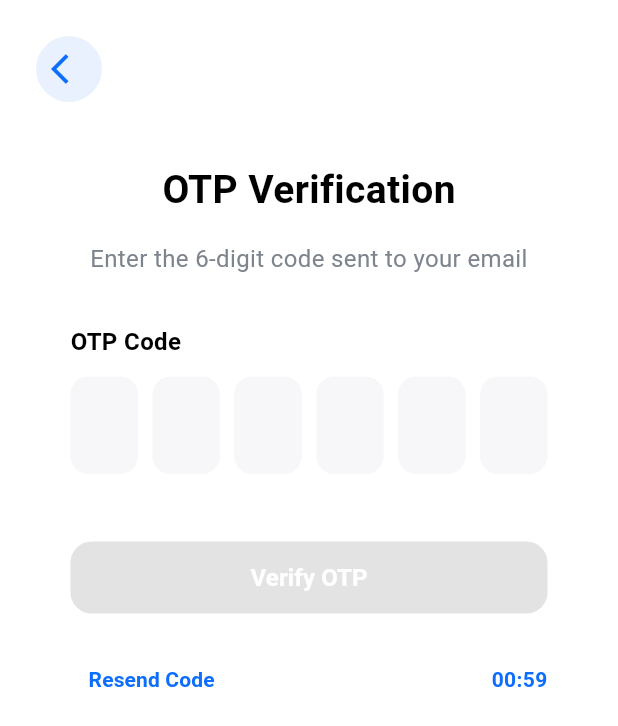
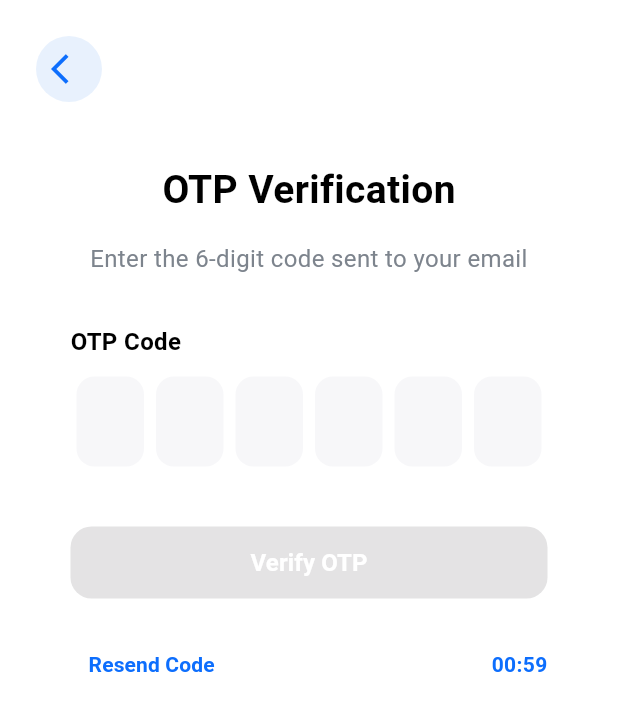
Before and after one commit to Dev-Ninjas-Backup/yousef1234321, a Flutter app: the SignupOtpScreen screen opened by its route, on a phone screen of 412 x 824 dp. Shown: the top 726 px of the screen. Run offline on Flutter 3.47's test engine with Material 3 defaults, Android fonts, the light colour scheme and no system bars; drawn by our look-alikes of pinput; our stand-ins replace file_picker, flutter_easyloading, flutter_screenutil, geolocator, get, google_fonts and 5 more; accounts and stored records are empty; network calls fail.

Commit message:
replace custom OTP input logic with pinput package across auth features

```diff
--- a/lib/features/auth/sign_up/signup_otp/controller/signup_otp_controller.dart
+++ b/lib/features/auth/sign_up/signup_otp/controller/signup_otp_controller.dart
@@ -7,14 +7,7 @@ import 'package:yousef1234321/core/endpoint/endpoint.dart';
 import 'package:yousef1234321/core/network/api_client.dart';
 
 class SignupOtpController extends GetxController {
-  final List<TextEditingController> otpControllers = List.generate(
-    6,
-    (index) => TextEditingController(),
-  );
-  final List<FocusNode> focusNodes = List.generate(
-    6,
-    (index) => FocusNode(),
-  );
+  final pinController = TextEditingController();
   final isOtpComplete = false.obs;
   final remainingSeconds = 60.obs;
   final isLoading = false.obs;
@@ -46,15 +39,14 @@ class SignupOtpController extends GetxController {
     });
   }
 
-  void onOtpChanged(int index, String value) {
-    String otp = otpControllers.map((e) => e.text).join();
-    isOtpComplete.value = otp.length == 6;
+  void onOtpChanged(String pin) {
+    isOtpComplete.value = pin.length == 6;
   }
 
   Future<void> verifyOtp() async {
     if (isLoading.value) return;
 
-    String otp = otpControllers.map((e) => e.text).join();
+    String otp = pinController.text.trim();
 
     isLoading.value = true;
     try {
@@ -126,12 +118,7 @@ class SignupOtpController extends GetxController {
   @override
   void onClose() {
     _timer?.cancel();
-    for (var controller in otpControllers) {
-      controller.dispose();
-    }
-    for (var node in focusNodes) {
-      node.dispose();
-    }
+    pinController.dispose();
     super.onClose();
   }
 }
--- a/lib/features/auth/sign_up/signup_otp/screen/otp_screen.dart
+++ b/lib/features/auth/sign_up/signup_otp/screen/otp_screen.dart
@@ -1,6 +1,6 @@
 import 'package:flutter/material.dart';
-import 'package:flutter/services.dart';
 import 'package:get/get.dart';
+import 'package:pinput/pinput.dart';
 import 'package:yousef1234321/core/common/constants/app_colors.dart';
 import 'package:yousef1234321/core/common/widgets/custom_button.dart';
 import 'package:yousef1234321/features/auth/sign_up/signup_otp/controller/signup_otp_controller.dart';
@@ -11,6 +11,26 @@ class SignupOtpScreen extends StatelessWidget {
   @override
   Widget build(BuildContext context) {
     final controller = Get.put(SignupOtpController());
+
+    final defaultPinTheme = PinTheme(
+      width: 45,
+      height: 60,
+      textStyle: const TextStyle(
+        fontSize: 22,
+        fontWeight: FontWeight.bold,
+        color: Colors.black,
+      ),
+      decoration: BoxDecoration(
+        color: const Color(0xFFF7F7F9),
+        borderRadius: BorderRadius.circular(12),
+      ),
+    );
+
+    final focusedPinTheme = defaultPinTheme.copyWith(
+      decoration: defaultPinTheme.decoration!.copyWith(
+        border: Border.all(color: AppColors.splashButtonColor, width: 2),
+      ),
+    );
 
     return Scaffold(
       backgroundColor: Colors.white,
@@ -23,14 +43,14 @@ class SignupOtpScreen extends StatelessWidget {
                 child: GestureDetector(
                   onTap: () => Get.back(),
                   child: Container(
-                    margin: EdgeInsets.only(left: 24, top: 24),
+                    margin: const EdgeInsets.only(left: 24, top: 24),
                     height: 44,
                     width: 44,
                     decoration: BoxDecoration(
-                      color: Color(0xFFE8F1FD),
+                      color: const Color(0xFFE8F1FD),
                       borderRadius: BorderRadius.circular(100),
                     ),
-                    child: Center(
+                    child: const Center(
                       child: Icon(
                         Icons.arrow_back_ios,
                         color: AppColors.splashButtonColor,
@@ -39,14 +59,13 @@ class SignupOtpScreen extends StatelessWidget {
                   ),
                 ),
               ),
-
               Padding(
-                padding: EdgeInsets.symmetric(horizontal: 47),
+                padding: const EdgeInsets.symmetric(horizontal: 47),
                 child: Column(
                   crossAxisAlignment: CrossAxisAlignment.start,
                   children: [
-                    SizedBox(height: 40),
-                    Center(
+                    const SizedBox(height: 40),
+                    const Center(
                       child: Text(
                         'OTP Verification',
                         style: TextStyle(
@@ -56,8 +75,8 @@ class SignupOtpScreen extends StatelessWidget {
                         ),
                       ),
                     ),
-                    SizedBox(height: 16),
-                    Center(
+                    const SizedBox(height: 16),
+                    const Center(
                       child: Text(
                         'Enter the 6-digit code sent to your email',
                         style: TextStyle(
@@ -68,9 +87,8 @@ class SignupOtpScreen extends StatelessWidget {
                         textAlign: TextAlign.center,
                       ),
                     ),
-                    SizedBox(height: 32),
-
-                    Text(
+                    const SizedBox(height: 32),
+                    const Text(
                       "OTP Code",
                       style: TextStyle(
                         fontSize: 16,
@@ -78,84 +96,23 @@ class SignupOtpScreen extends StatelessWidget {
                         color: Colors.black,
                       ),
                     ),
-                    SizedBox(height: 12),
-
-                    Row(
-                      mainAxisAlignment: MainAxisAlignment.spaceBetween,
-                      children: List.generate(
-                        6,
-                        (index) => SizedBox(
-                          width: 45,
-                          height: 70,
-                          child: KeyboardListener(
-                            focusNode: FocusNode()..canRequestFocus = false,
-                            onKeyEvent: (event) {
-                              if (event is KeyDownEvent &&
-                                  event.logicalKey == LogicalKeyboardKey.backspace) {
-                                if (controller.otpControllers[index].text.isEmpty &&
-                                    index > 0) {
-                                  FocusScope.of(context).requestFocus(
-                                    controller.focusNodes[index - 1],
-                                  );
-                                }
-                              }
-                            },
-                            child: TextField(
-                              controller: controller.otpControllers[index],
-                              focusNode: controller.focusNodes[index],
-                              keyboardType: TextInputType.number,
-                              textAlign: TextAlign.center,
-                              maxLength: 1,
-                              decoration: InputDecoration(
-                                counterText: "",
-                                filled: true,
-                                fillColor: Color(0xFFF7F7F9),
-                                border: OutlineInputBorder(
-                                  borderRadius: BorderRadius.circular(12),
-                                  borderSide: BorderSide.none,
-                                ),
-                              ),
-                              style: TextStyle(
-                                fontSize: 22,
-                                fontWeight: FontWeight.bold,
-                                color: Colors.black,
-                              ),
-                              onChanged: (value) {
-                                if (value.length > 1) {
-                                  final cleanDigits =
-                                      value.replaceAll(RegExp(r'\D'), '');
-                                  for (int i = 0;
-                                      i < 6 && i < cleanDigits.length;
-                                      i++) {
-                                    controller.otpControllers[i].text =
-                                        cleanDigits[i];
-                                  }
-                                  controller.onOtpChanged(
-                                    5,
-                                    controller.otpControllers[5].text,
-                                  );
-                                  FocusScope.of(context).requestFocus(
-                                    controller.focusNodes[5],
-                                  );
-                                  return;
-                                }
-
-                                controller.onOtpChanged(index, value);
-
-                                if (value.isNotEmpty && index < 5) {
-                                  FocusScope.of(context).requestFocus(
-                                    controller.focusNodes[index + 1],
-                                  );
-                                }
-                              },
-                            ),
-                          ),
-                        ),
+                    const SizedBox(height: 12),
+                    Center(
+                      child: Pinput(
+                        length: 6,
+                        controller: controller.pinController,
+                        defaultPinTheme: defaultPinTheme,
+                        focusedPinTheme: focusedPinTheme,
+                        showCursor: true,
+                        onChanged: (value) {
+                          controller.onOtpChanged(value);
+                        },
+                        onCompleted: (pin) {
+                          controller.onOtpChanged(pin);
+                        },
                       ),
                     ),
-
-                    SizedBox(height: 40),
-
+                    const SizedBox(height: 40),
                     Obx(
                       () => CustomButton(
                         title: controller.isLoading.value
@@ -168,8 +125,7 @@ class SignupOtpScreen extends StatelessWidget {
                             : null,
                       ),
                     ),
-                    SizedBox(height: 20),
-
+                    const SizedBox(height: 20),
                     Obx(() {
                       return Row(
                         mainAxisAlignment: MainAxisAlignment.spaceBetween,
@@ -178,7 +134,7 @@ class SignupOtpScreen extends StatelessWidget {
                             onPressed: controller.remainingSeconds.value == 0
                                 ? controller.resendOtp
                                 : null,
-                            child: Text(
+                            child: const Text(
                               "Resend Code",
                               style: TextStyle(
                                 color: AppColors.splashButtonColor,
@@ -189,7 +145,7 @@ class SignupOtpScreen extends StatelessWidget {
                           if (controller.remainingSeconds.value > 0)
                             Text(
                               "00:${controller.remainingSeconds.value.toString().padLeft(2, '0')}",
-                              style: TextStyle(
+                              style: const TextStyle(
                                 color: AppColors.splashButtonColor,
                                 fontWeight: FontWeight.w600,
                                 fontSize: 14,
--- a/pubspec.yaml
+++ b/pubspec.yaml
@@ -52,6 +52,7 @@ dependencies:
   geolocator: ^9.0.2
   socket_io_client: ^3.1.3
   google_maps_flutter: ^2.14.0
+  pinput: ^6.0.2
 
 
 dev_dependencies:
```
Also changed, not shown: lib/features/auth/otp/controller/otp_controller.dart (+5 -18 lines), lib/features/auth/otp/screen/otp_screen.dart (+34 -72 lines), lib/features/profile/edit_profile/controller/edit_profile_controller.dart (+6 -1 lines), pubspec.lock.
